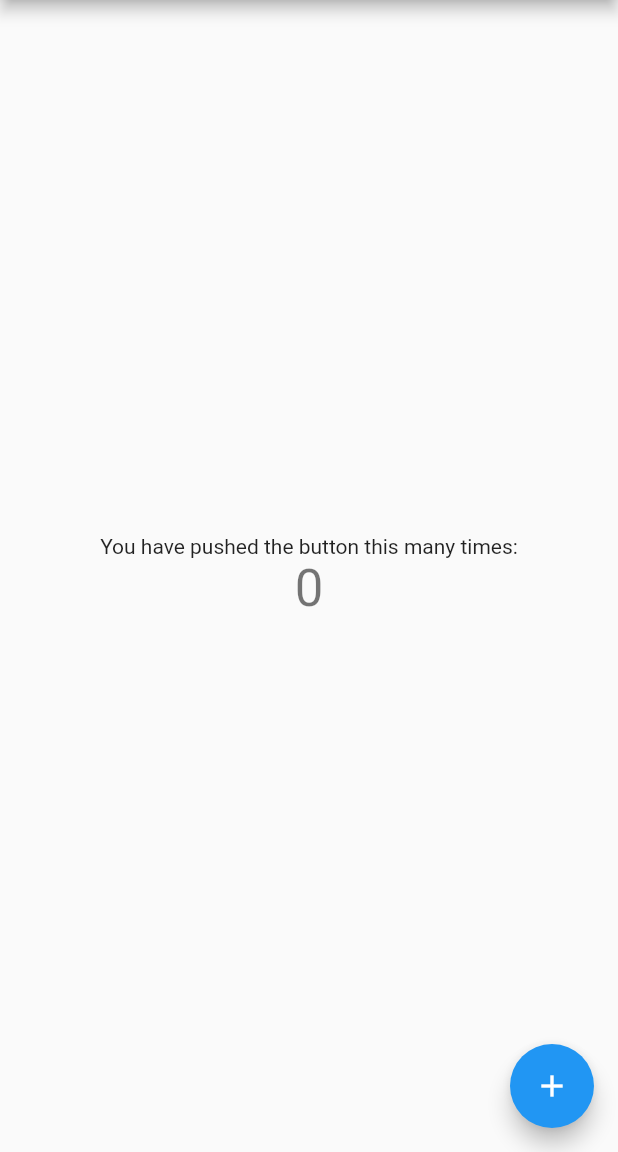
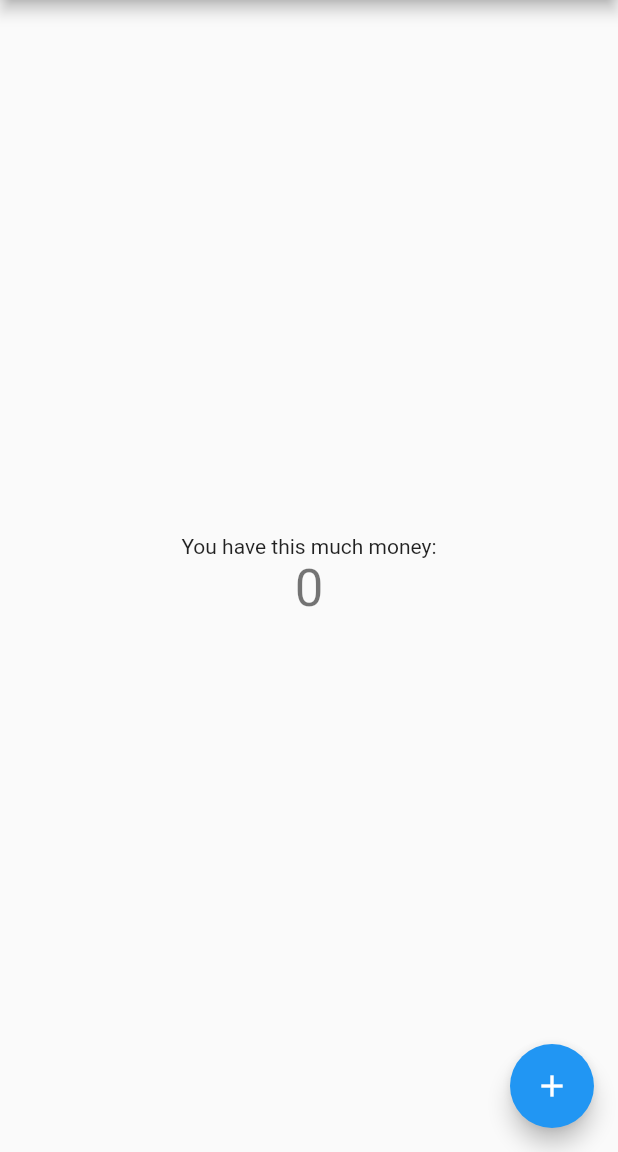
Before and after one commit to nguyenhjustin/flutter-practice, a Flutter app: the screen it shows after launch, on a phone screen of 412 x 824 dp, the part 84-1236 px from its top. Run offline on Flutter 3.47's test engine with Material 2 defaults, Android fonts, the phone set to English and light mode, and no system bars.

Commit message:
Update main.dart (#4)

```diff
--- a/lib/main.dart
+++ b/lib/main.dart
@@ -98,7 +98,7 @@ class _MyHomePageState extends State<MyHomePage> {
           mainAxisAlignment: MainAxisAlignment.center,
           children: <Widget>[
             Text(
-              'You have pushed the button this many times:',
+              'You have this much money:',
             ),
             Text(
               '$_counter',
```
